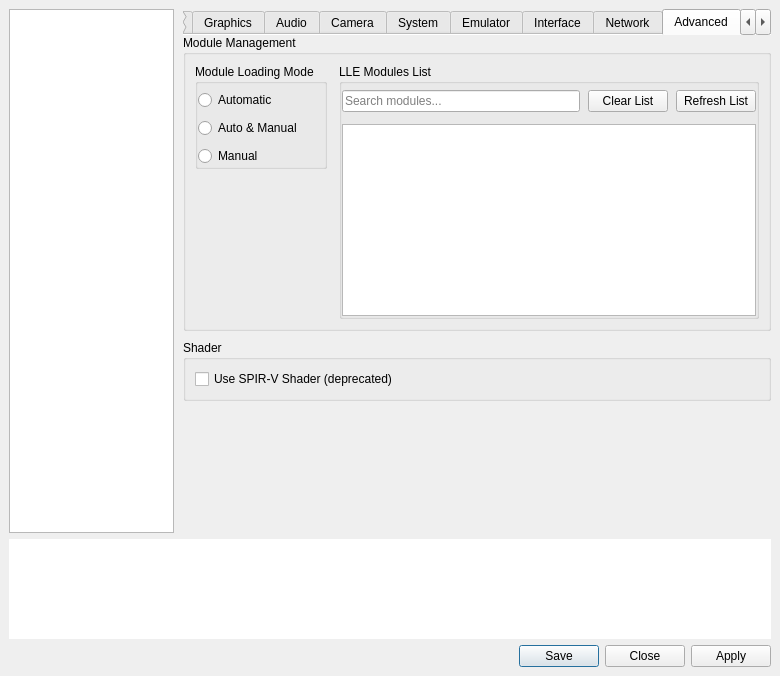
Before: the Qt Designer form vita3k/gui-qt/src/settings_dialog.ui in Vita3K/Vita3K, drawn with Qt 5.
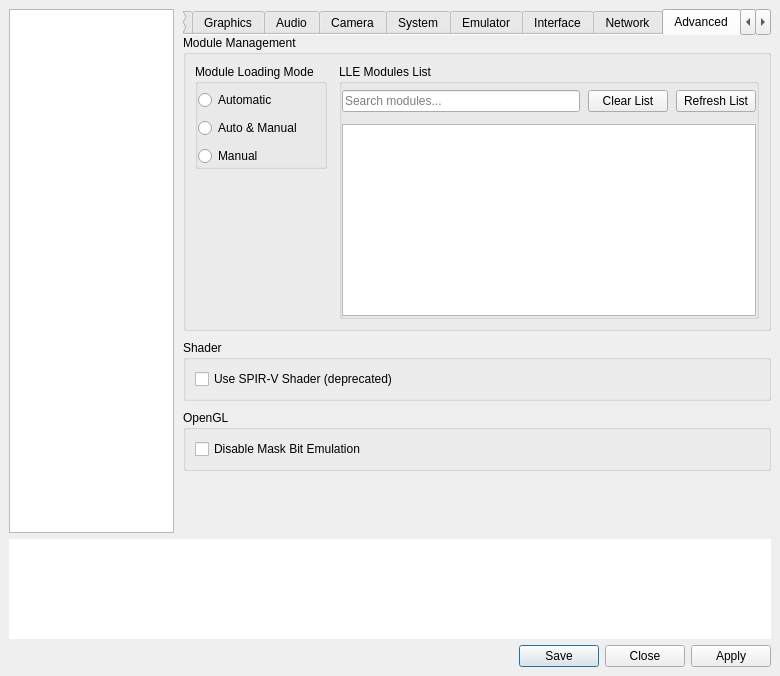
After: the same form once the commit is applied. The open tabs and pages were chosen to show the change.

Commit message: gui-qt: move mask bit option to the Advanced tab

```diff
--- a/vita3k/gui-qt/src/settings_dialog.ui
+++ b/vita3k/gui-qt/src/settings_dialog.ui
@@ -2953,6 +2953,25 @@
                </layout>
               </widget>
              </item>
+             <item>
+              <widget class="QGroupBox" name="gb_advanced_gl_section">
+               <property name="title">
+                <string>OpenGL</string>
+               </property>
+               <layout class="QVBoxLayout" name="gb_advanced_gl_section_layout">
+                <property name="spacing">
+                 <number>8</number>
+                </property>
+                <item>
+                 <widget class="QCheckBox" name="disable_mask_bit">
+                  <property name="text">
+                   <string>Disable Mask Bit Emulation</string>
+                  </property>
+                 </widget>
+                </item>
+               </layout>
+              </widget>
+             </item>
              <item>
               <spacer name="advanced_tab_content_spacer">
                <property name="orientation">
@@ -3124,13 +3143,6 @@
                      </property>
                     </widget>
                    </item>
-                   <item>
-                    <widget class="QCheckBox" name="disable_mask_bit">
-                     <property name="text">
-                      <string>Disable Mask Bit Emulation</string>
-                     </property>
-                    </widget>
-                   </item>
                   </layout>
                  </widget>
                 </item>
```
The commit also changes 2 other files.
